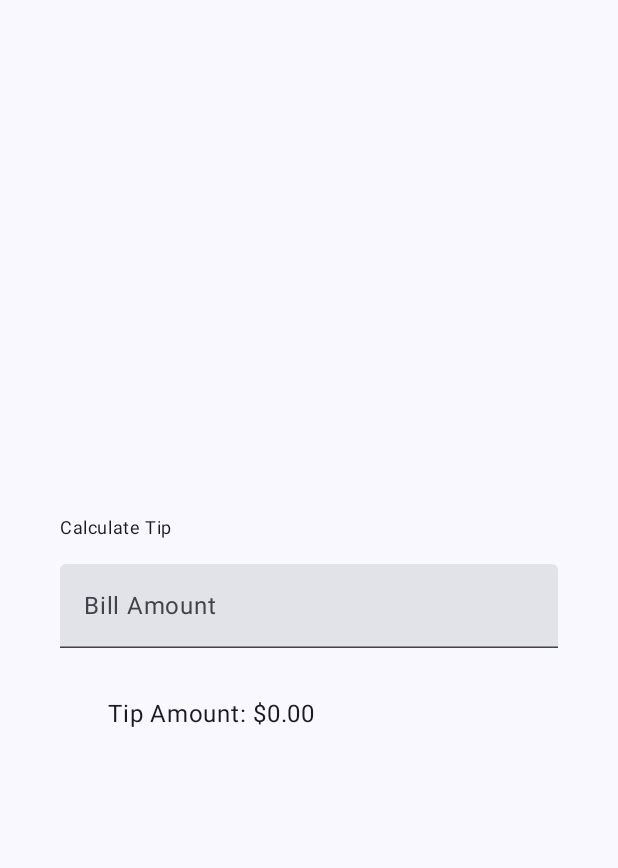
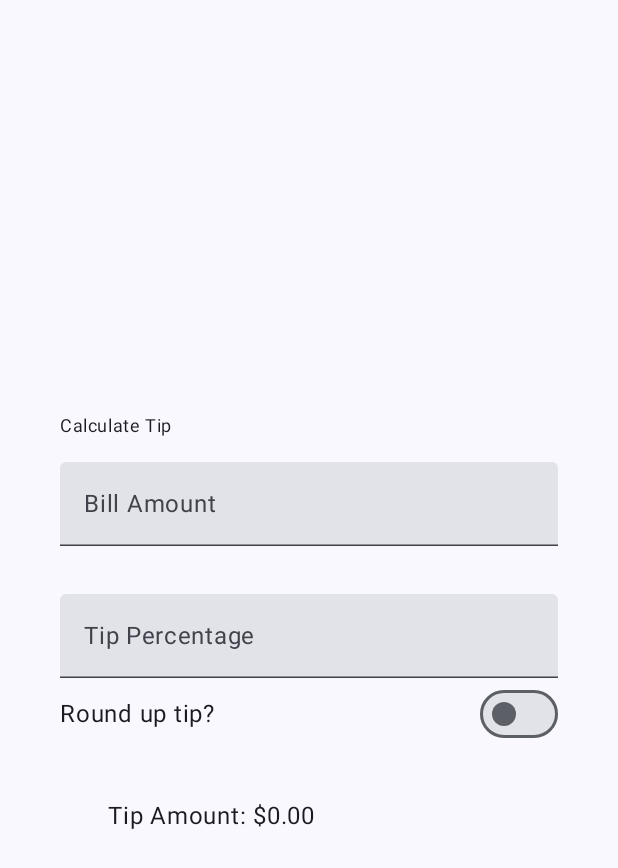
Before and after one commit to PrimozPernat/Dice-Roller-Compose, an Android app built with Jetpack Compose: the screen it shows after launch (TipCalculatorActivity), on a phone screen of 412 x 824 dp. Shown: the top 868 px of the screen. Run offline under Robolectric (Android 15) with nearby library versions, the phone set to English and light mode, and no system bars.

Commit message:
Completed the Tip Calculator

```diff
--- a/app/tipcalcultor/src/main/java/pp/tipcalcultor/TipCalculatorActivity.kt
+++ b/app/tipcalcultor/src/main/java/pp/tipcalcultor/TipCalculatorActivity.kt
@@ -5,16 +5,21 @@ import androidx.activity.ComponentActivity
 import androidx.activity.compose.setContent
 import androidx.compose.foundation.layout.Arrangement
 import androidx.compose.foundation.layout.Column
+import androidx.compose.foundation.layout.Row
+import androidx.compose.foundation.layout.Spacer
 import androidx.compose.foundation.layout.fillMaxSize
 import androidx.compose.foundation.layout.fillMaxWidth
 import androidx.compose.foundation.layout.padding
 import androidx.compose.foundation.layout.safeDrawingPadding
+import androidx.compose.foundation.layout.size
 import androidx.compose.foundation.layout.statusBarsPadding
+import androidx.compose.foundation.layout.wrapContentWidth
 import androidx.compose.foundation.rememberScrollState
 import androidx.compose.foundation.text.KeyboardOptions
 import androidx.compose.foundation.verticalScroll
 import androidx.compose.material3.MaterialTheme
 import androidx.compose.material3.Surface
+import androidx.compose.material3.Switch
 import androidx.compose.material3.Text
 import androidx.compose.material3.TextField
 import androidx.compose.runtime.Composable
@@ -25,6 +30,7 @@ import androidx.compose.runtime.setValue
 import androidx.compose.ui.Alignment
 import androidx.compose.ui.Modifier
 import androidx.compose.ui.res.stringResource
+import androidx.compose.ui.text.input.ImeAction
 import androidx.compose.ui.text.input.KeyboardType
 import androidx.compose.ui.tooling.preview.Preview
 import androidx.compose.ui.unit.dp
@@ -60,7 +66,13 @@ fun TipTimePreview() {
 fun TipTimeLayout() {
     var amountInput by remember { mutableStateOf("") }
     val amount = amountInput.toDoubleOrNull() ?: 0.0
-    val tip = calculateTip(amount)
+
+    var percentageInput by remember { mutableStateOf("") }
+    val percentageAmount = percentageInput.toDoubleOrNull() ?: 0.0
+
+    var roundUpState by remember { mutableStateOf(false) }
+
+    val tip = calculateTip(amount, percentageAmount, roundUpState)
 
     Column(
         modifier = Modifier
@@ -81,13 +93,40 @@ fun TipTimeLayout() {
 
 
         EditNumberField(
+            label = stringResource(id = R.string.bill_amount),
             value = amountInput,
             onValueChanged = {
                 amountInput = it
             },
+            keyboardOptions = KeyboardOptions(
+                keyboardType = KeyboardType.Number,
+                imeAction = ImeAction.Next
+            ),
+            modifier = Modifier
+                .padding(bottom = 32.dp)
+                .fillMaxWidth()
+        )
+
+        EditNumberField(
+            label = stringResource(id = R.string.tip_percentage),
+            value = percentageInput,
+            onValueChanged = {
+                percentageInput = it
+            },
+            keyboardOptions = KeyboardOptions(
+                keyboardType = KeyboardType.Number,
+                imeAction = ImeAction.Done
+            ),
             modifier = Modifier
                 .fillMaxWidth()
         )
+
+
+
+        RoundTheTipRow(roundUp = roundUpState, onRoundedUpChanged = {
+            roundUpState = it
+            println("Primoz state $roundUpState")
+        })
 
         Text(
             text = stringResource(id = R.string.tip_amount, "$tip"),
@@ -100,23 +139,50 @@ fun TipTimeLayout() {
 
 @Composable
 fun EditNumberField(
+    label: String,
     value: String,
     onValueChanged: (String) -> Unit,
+    keyboardOptions: KeyboardOptions,
     modifier: Modifier = Modifier
 ) {
 
 
     TextField(
-        label = { Text(text = stringResource(id = R.string.bill_amount)) },
+        label = { Text(text = label) },
         singleLine = true,
-        keyboardOptions = KeyboardOptions(keyboardType = KeyboardType.Number),
+        keyboardOptions = keyboardOptions,
         value = value,
         onValueChange = onValueChanged,
         modifier = modifier
     )
 }
 
-private fun calculateTip(amount: Double, tipPercent: Double = 15.0): String {
-    val tip = tipPercent / 100 * amount
+@Composable
+fun RoundTheTipRow(
+    roundUp: Boolean,
+    onRoundedUpChanged: (Boolean) -> Unit,
+    modifier: Modifier = Modifier
+) {
+    Row(modifier = modifier.fillMaxWidth(), verticalAlignment = Alignment.CenterVertically) {
+        Text(text = stringResource(id = R.string.round_up_tip))
+        Switch(
+            checked = roundUp,
+            onCheckedChange = { onRoundedUpChanged(it) },
+            modifier = modifier
+                .fillMaxWidth()
+                .wrapContentWidth(Alignment.End)
+        )
+    }
+}
+
+private fun calculateTip(
+    amount: Double,
+    tipPercent: Double = 15.0,
+    roundUp: Boolean = false
+): String {
+    var tip = tipPercent / 100 * amount
+    if (roundUp) {
+        tip = kotlin.math.ceil(tip)
+    }
     return NumberFormat.getCurrencyInstance().format(tip)
 }
--- a/app/tipcalcultor/src/main/res/values/strings.xml
+++ b/app/tipcalcultor/src/main/res/values/strings.xml
@@ -4,4 +4,7 @@
     <string name="bill_amount">Bill Amount</string>
     <string name="tip_percentage">Tip Percentage</string>
     <string name="tip_amount">Tip Amount: %s</string>
+
+    <string name="how_was_the_service">Tip Percentage</string>
+    <string name="round_up_tip">Round up tip?</string>
 </resources>
```
